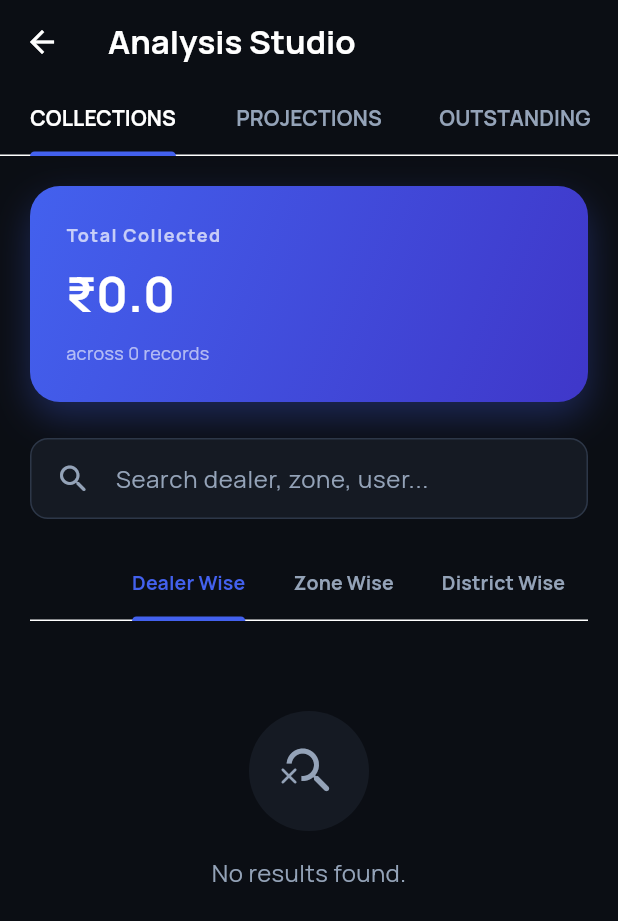
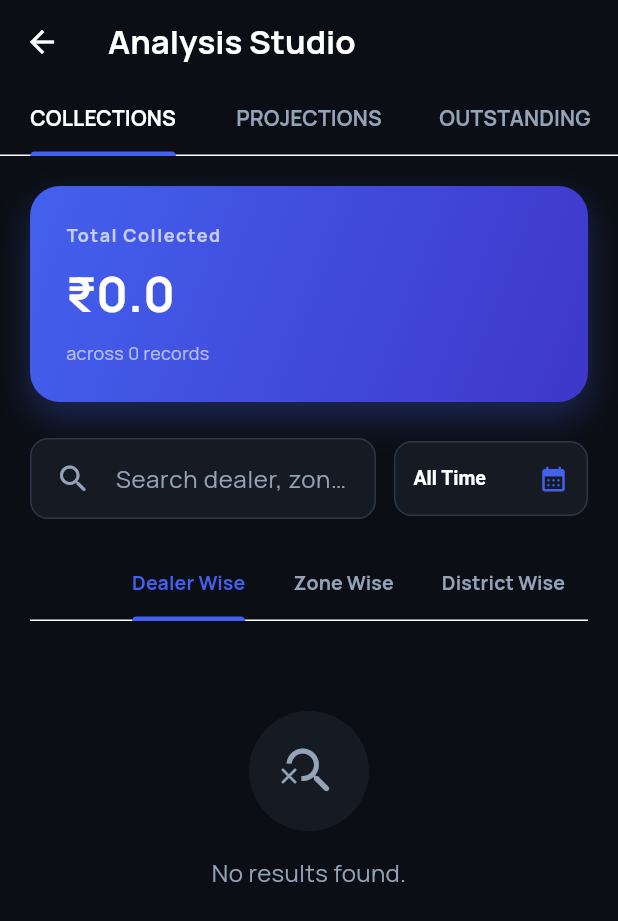
Before and after one commit to Data-Analytics-Processor/dashboard_flutterWeb, a Flutter app: the InsightsPage screen opened directly, on a phone screen of 412 x 824 dp. Shown: the top 921 px of the screen. Run offline on Flutter 3.47's test engine with Material 3 defaults, Android fonts, the phone set to English and light mode, and no system bars; our stand-ins replace device_info_plus, fl_chart, flutter_secure_storage, flutter_staggered_animations, google_fonts, permission_handler and 2 more; missing offline and left inert: android_id, dart:js_interop; accounts and stored records are empty; network calls fail.

Commit message:
same total in home & insights page + month wise filter + ai chat On - limit Off

```diff
--- a/lib/components/featureFlags.dart
+++ b/lib/components/featureFlags.dart
@@ -1,7 +1,7 @@
 // lib/components/featureFlags.dart
 
 class FeatureFlags {
-  static const bool enableAiAssistant = true;
-  static const bool enableAiChatLimit = true;
+  static const bool enableAiAssistant = true; // Full AI feature
+  static const bool enableAiChatLimit = false; // Freemium limit
 
 }
--- a/lib/pages/InsightsPage.dart
+++ b/lib/pages/InsightsPage.dart
@@ -31,9 +31,10 @@ class _InsightsPageState extends State<InsightsPage>
   List<ProjectionReport> _projData = [];
   List<OutstandingReport> _outData = [];
 
-  // Search state
+  // Search and Filter state
   final TextEditingController _searchController = TextEditingController();
   String _searchQuery = "";
+  String _selectedMonthFilter = 'All Time'; // Default historic data
 
   late TabController _mainTabController;
   late TabController _groupTabController;
@@ -76,11 +77,26 @@ class _InsightsPageState extends State<InsightsPage>
   Future<void> _fetchData() async {
     setState(() => _isLoading = true);
     try {
-      // Parallel fetching for performance
+      String? fromDateStr;
+      String? toDateStr;
+
+      final now = DateTime.now();
+      if (_selectedMonthFilter == 'This Month') {
+        fromDateStr = DateFormat('yyyy-MM-dd').format(DateTime(now.year, now.month, 1));
+        toDateStr = DateFormat('yyyy-MM-dd').format(DateTime(now.year, now.month + 1, 0));
+      } else if (_selectedMonthFilter == 'Last Month') {
+        fromDateStr = DateFormat('yyyy-MM-dd').format(DateTime(now.year, now.month - 1, 1));
+        toDateStr = DateFormat('yyyy-MM-dd').format(DateTime(now.year, now.month, 0));
+      } else if (_selectedMonthFilter == 'Last 3 Months') {
+        fromDateStr = DateFormat('yyyy-MM-dd').format(DateTime(now.year, now.month - 3, 1));
+        toDateStr = DateFormat('yyyy-MM-dd').format(DateTime(now.year, now.month + 1, 0));
+      }
+
+      // Parallel fetching with dates applied
       final results = await Future.wait([
-        _api.fetchCollectionReports(limit: 100),
-        _api.fetchProjectionReports(limit: 100),
-        _api.fetchOutstandingReports(limit: 100),
+        _api.fetchCollectionReports(limit: 5000, fromDate: fromDateStr, toDate: toDateStr),
+        _api.fetchProjectionReports(limit: 5000, fromDate: fromDateStr, toDate: toDateStr),
+        _api.fetchOutstandingReports(limit: 5000, fromDate: fromDateStr, toDate: toDateStr),
       ]);
 
       if (mounted) {
@@ -197,8 +213,14 @@ class _InsightsPageState extends State<InsightsPage>
                       const SizedBox(height: 24),
                     ],
 
-                    // 2. Search Bar
-                    _buildSearchBar(),
+                    // 2. Search Bar & Date Filter Row
+                    Row(
+                      children: [
+                        Expanded(child: _buildSearchBar()),
+                        const SizedBox(width: 12),
+                        _buildMonthFilter(),
+                      ],
+                    ),
                     const SizedBox(height: 20),
 
                     // 3. Sub Tabs (Filters)
@@ -226,6 +248,36 @@ class _InsightsPageState extends State<InsightsPage>
     );
   }
 
+  Widget _buildMonthFilter() {
+    return Container(
+      padding: const EdgeInsets.symmetric(horizontal: 12),
+      decoration: BoxDecoration(
+        color: kBankSurface,
+        borderRadius: BorderRadius.circular(12),
+        border: Border.all(color: kBorderColor),
+      ),
+      child: DropdownButtonHideUnderline(
+        child: DropdownButton<String>(
+          value: _selectedMonthFilter,
+          dropdownColor: kBankSurface,
+          icon: const Icon(Icons.calendar_month_rounded, color: kBankPrimary, size: 20),
+          style: const TextStyle(color: kTextWhite, fontWeight: FontWeight.bold, fontSize: 13),
+          items: ['All Time', 'This Month', 'Last Month', 'Last 3 Months']
+              .map((e) => DropdownMenuItem(value: e, child: Text(e)))
+              .toList(),
+          onChanged: (val) {
+            if (val != null) {
+              setState(() {
+                _selectedMonthFilter = val;
+              });
+              _fetchData();
+            }
+          },
+        ),
+      ),
+    );
+  }
+
   Widget _buildAnalysisHeader(int tabIndex) {
     double total = 0.0;
     String title = "";
@@ -246,7 +298,7 @@ class _InsightsPageState extends State<InsightsPage>
     } else {
       total = _outData.fold(0.0, (s, e) => s + safe(e.pendingAmt));
       title = "Total Outstanding";
-      gradientColors = [Colors.orange.shade700, Colors.deepOrangeAccent];
+      gradientColors = [Colors.teal, Colors.lightGreen];
       recordCount = _outData.length;
     }
 
@@ -470,7 +522,6 @@ class _InsightsPageState extends State<InsightsPage>
                           ),
                         );
                     },
-                    // --- THE MISSING UI CONTAINER IS RESTORED HERE ---
                     borderRadius: BorderRadius.circular(16),
                     child: Container(
                       padding: const EdgeInsets.all(16),
--- a/lib/services/chatLimitService.dart
+++ b/lib/services/chatLimitService.dart
@@ -4,7 +4,7 @@ import 'package:intl/intl.dart';
 import '../components/featureFlags.dart';
 
 class ChatLimitService {
-  static const int dailyLimit = 5;
+  static const int dailyLimit = 50;
   static const String _dateKey = 'ai_chat_date';
   static const String _countKey = 'ai_chat_count';
 
```
Also changed, not shown: lib/pages/HomePage.dart (+69 -42 lines).
